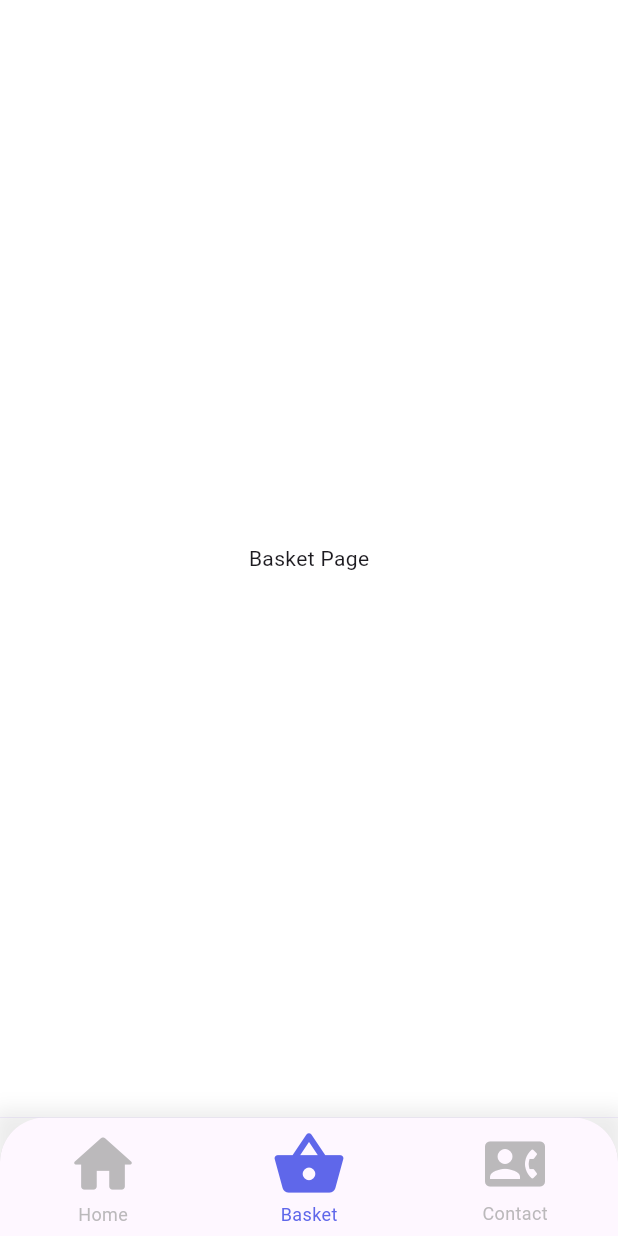
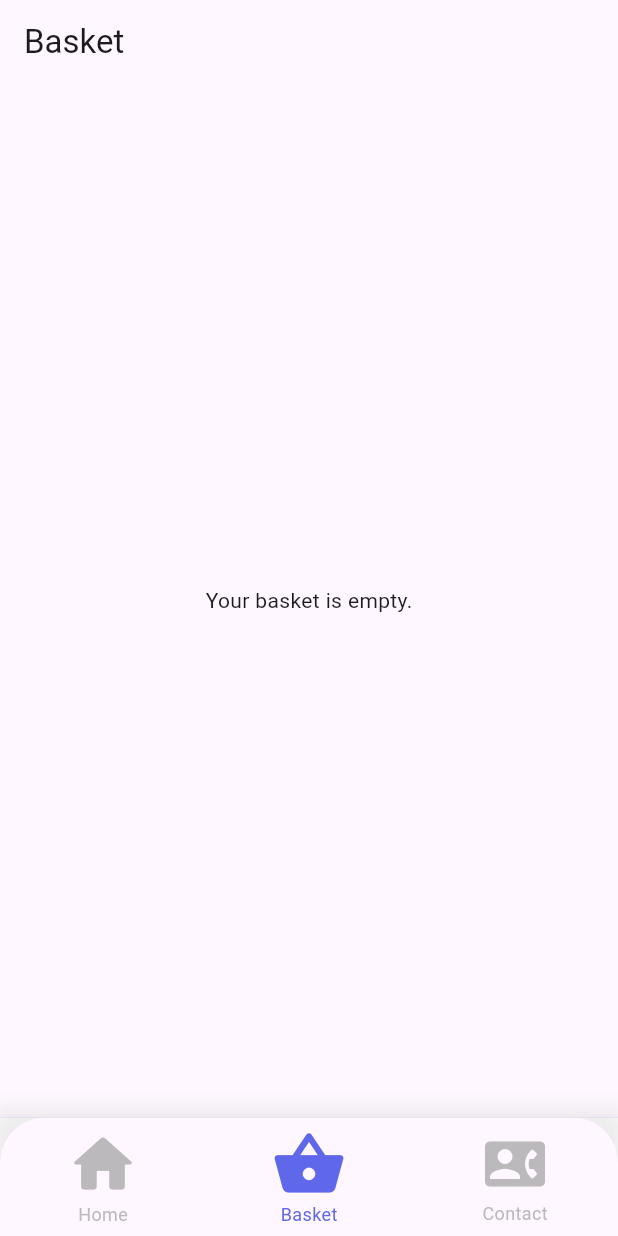
Before and after one commit to RomainDoyen/ice_creams, a Flutter app: the screen it shows after launch, item 2 of the bottom bar chosen, on a phone screen of 412 x 824 dp. Run offline on Flutter 3.47's test engine with Material 3 defaults, Android fonts, the phone set to English and light mode, and no system bars; our stand-ins replace flutter_map, latlong2, readmore.

Commit message:
feat: Adding a product to the basket page and deleting it from the basket page

```diff
--- /dev/null
+++ b/lib/models/basket.dart
@@ -0,0 +1,18 @@
+import 'package:flutter/foundation.dart';
+import 'package:ice_creams/models/icecream.dart';
+
+class BasketModel extends ChangeNotifier {
+  final List<IceCream> _items = [];
+
+  List<IceCream> get items => _items;
+
+  void addToBasket(IceCream iceCream) {
+    _items.add(iceCream);
+    notifyListeners(); // Notifie les widgets que le panier a changé
+  }
+
+  void removeFromBasket(IceCream iceCream) {
+    _items.remove(iceCream);
+    notifyListeners();
+  }
+}
--- a/lib/pages/basket/basket.dart
+++ b/lib/pages/basket/basket.dart
@@ -1,15 +1,34 @@
 import 'package:flutter/material.dart';
+import 'package:ice_creams/models/basket.dart';
+import 'package:provider/provider.dart';
 
 class BasketPage extends StatelessWidget {
   const BasketPage({super.key});
 
   @override
   Widget build(BuildContext context) {
-    return Container(
-      color: Colors.white,
-      child: const Center(
-        child: Text('Basket Page'),
-      ),
+    final basket = Provider.of<BasketModel>(context);
+
+    return Scaffold(
+      appBar: AppBar(title: const Text('Basket')),
+      body: basket.items.isEmpty
+          ? const Center(child: Text('Your basket is empty.'))
+          : ListView.builder(
+              itemCount: basket.items.length,
+              itemBuilder: (context, index) {
+                final item = basket.items[index];
+                return ListTile(
+                  title: Text(item.name),
+                  subtitle: Text('Price: \$${item.price.toStringAsFixed(2)}'),
+                  trailing: IconButton(
+                    icon: const Icon(Icons.remove_circle),
+                    onPressed: () {
+                      basket.removeFromBasket(item);
+                    },
+                  ),
+                );
+              },
+            ),
     );
   }
 }
--- a/lib/pages/detail/widgets/review.dart
+++ b/lib/pages/detail/widgets/review.dart
@@ -1,5 +1,7 @@
 import 'package:flutter/material.dart';
+import 'package:ice_creams/models/basket.dart';
 import 'package:ice_creams/models/icecream.dart';
+import 'package:provider/provider.dart';
 
 class ReviewSection extends StatelessWidget {
 
@@ -72,7 +74,18 @@ class ReviewSection extends StatelessWidget {
                   borderRadius: BorderRadius.circular(20),
                 ),
               ),
-              onPressed: () {},
+              onPressed: () {
+                // Ajouter le produit au panier
+                final basket = Provider.of<BasketModel>(context, listen: false);
+                basket.addToBasket(iceCream);
+
+                ScaffoldMessenger.of(context).showSnackBar(
+                  SnackBar(
+                    content: Text('${iceCream.name} added to basket !'),
+                    duration: const Duration(seconds: 2),
+                  ),
+                );
+              },
               child: const Text(
                 'Command now',
                 style: TextStyle(
--- a/pubspec.yaml
+++ b/pubspec.yaml
@@ -40,6 +40,7 @@ dependencies:
   latlong2: ^0.9.1
   flutter_map_marker_popup: ^7.0.0
   rename_app: ^1.6.1
+  provider: ^6.1.2
 
 dev_dependencies:
   flutter_test:
```
Also changed, not shown: lib/main.dart (+9 -1 lines), pubspec.lock.
